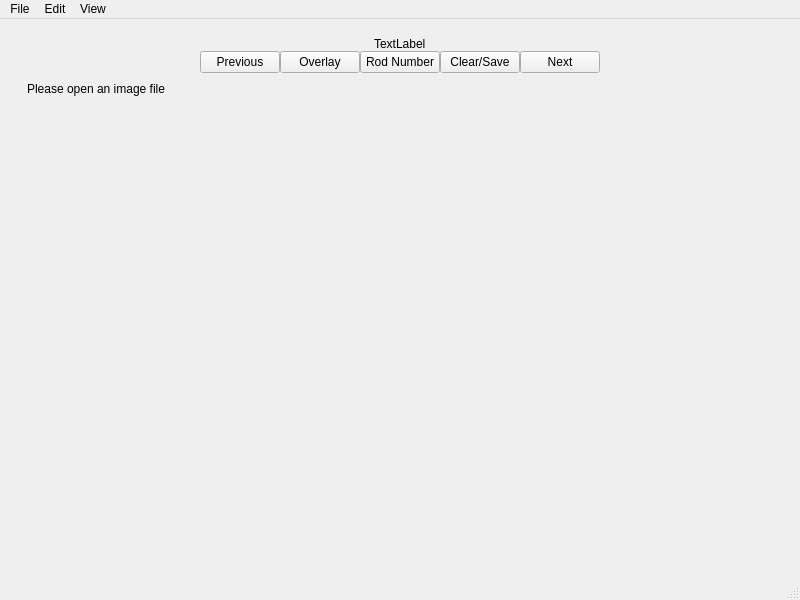
Above: Python/track_ui.ui from ANP-Granular/ParticleTracking before the change. Below: the same form after it.
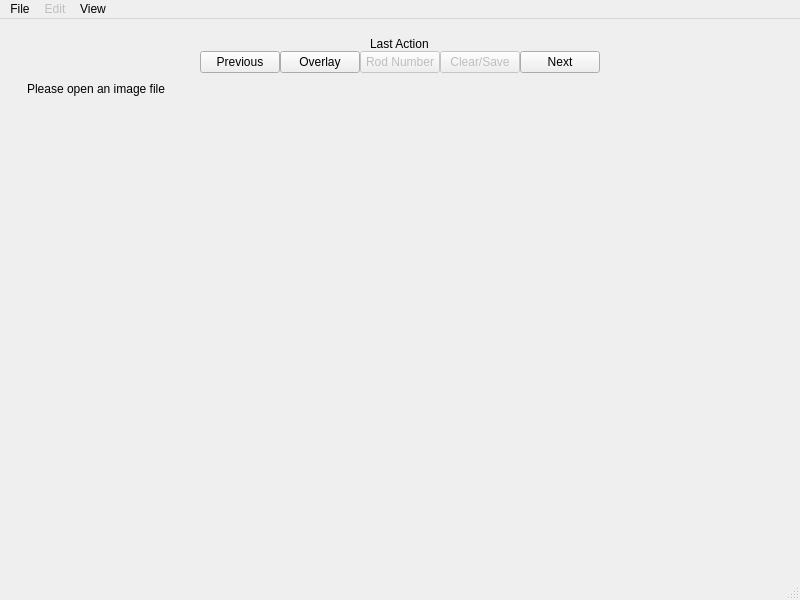
That is the form after the change.

Commit message: fix: enables return to original size and disables unavailable and broken features

Patch:
```diff
--- a/Python/track_ui.ui
+++ b/Python/track_ui.ui
@@ -45,7 +45,7 @@
         <item alignment="Qt::AlignHCenter">
          <widget class="QLabel" name="label">
           <property name="text">
-           <string>TextLabel</string>
+           <string>Last Action</string>
           </property>
          </widget>
         </item>
@@ -86,6 +86,9 @@
           </item>
           <item>
            <widget class="QPushButton" name="RodNumber">
+            <property name="enabled">
+             <bool>false</bool>
+            </property>
             <property name="text">
              <string>Rod Number</string>
             </property>
@@ -93,6 +96,9 @@
           </item>
           <item>
            <widget class="QPushButton" name="ClearSave">
+            <property name="enabled">
+             <bool>false</bool>
+            </property>
             <property name="text">
              <string>Clear/Save</string>
             </property>
@@ -224,6 +230,9 @@
     <addaction name="actionsave"/>
    </widget>
    <widget class="QMenu" name="menuEdit">
+    <property name="enabled">
+     <bool>false</bool>
+    </property>
     <property name="title">
      <string>Edit</string>
     </property>
```
Left out of the diff: 6 changed lines with no effect on the pictures. The commit also changes 2 other files.
